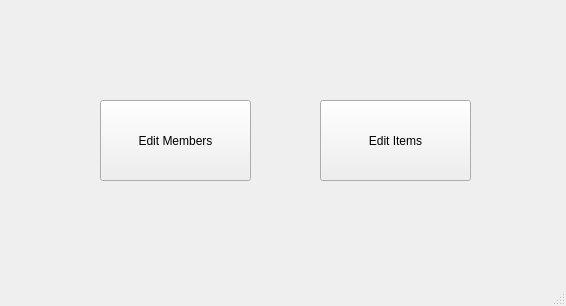
First picture: the form in CS1CGroupProject/adminwindow.ui, repository IamFyrus/CS1C, before the edit.
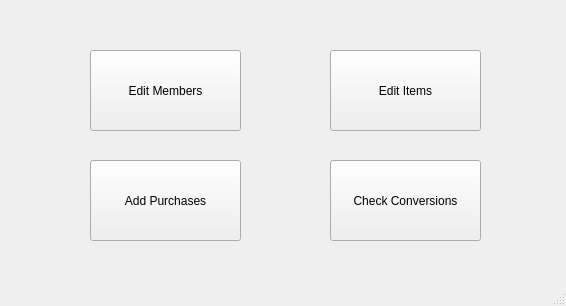
Second picture: the form after the edit.

Patch:
```diff
--- a/CS1CGroupProject/adminwindow.ui
+++ b/CS1CGroupProject/adminwindow.ui
@@ -17,8 +17,8 @@
    <widget class="QPushButton" name="editMemberbutton">
     <property name="geometry">
      <rect>
-      <x>100</x>
-      <y>100</y>
+      <x>90</x>
+      <y>50</y>
       <width>151</width>
       <height>81</height>
      </rect>
@@ -30,8 +30,8 @@
    <widget class="QPushButton" name="editItemButton">
     <property name="geometry">
      <rect>
-      <x>320</x>
-      <y>100</y>
+      <x>330</x>
+      <y>50</y>
       <width>151</width>
       <height>81</height>
      </rect>
@@ -40,6 +40,32 @@
      <string>Edit Items</string>
     </property>
    </widget>
+   <widget class="QPushButton" name="addPurchaseButton">
+    <property name="geometry">
+     <rect>
+      <x>90</x>
+      <y>160</y>
+      <width>151</width>
+      <height>81</height>
+     </rect>
+    </property>
+    <property name="text">
+     <string>Add Purchases</string>
+    </property>
+   </widget>
+   <widget class="QPushButton" name="conversionsButton">
+    <property name="geometry">
+     <rect>
+      <x>330</x>
+      <y>160</y>
+      <width>151</width>
+      <height>81</height>
+     </rect>
+    </property>
+    <property name="text">
+     <string>Check Conversions</string>
+    </property>
+   </widget>
   </widget>
   <widget class="QMenuBar" name="menubar">
    <property name="geometry">
```
